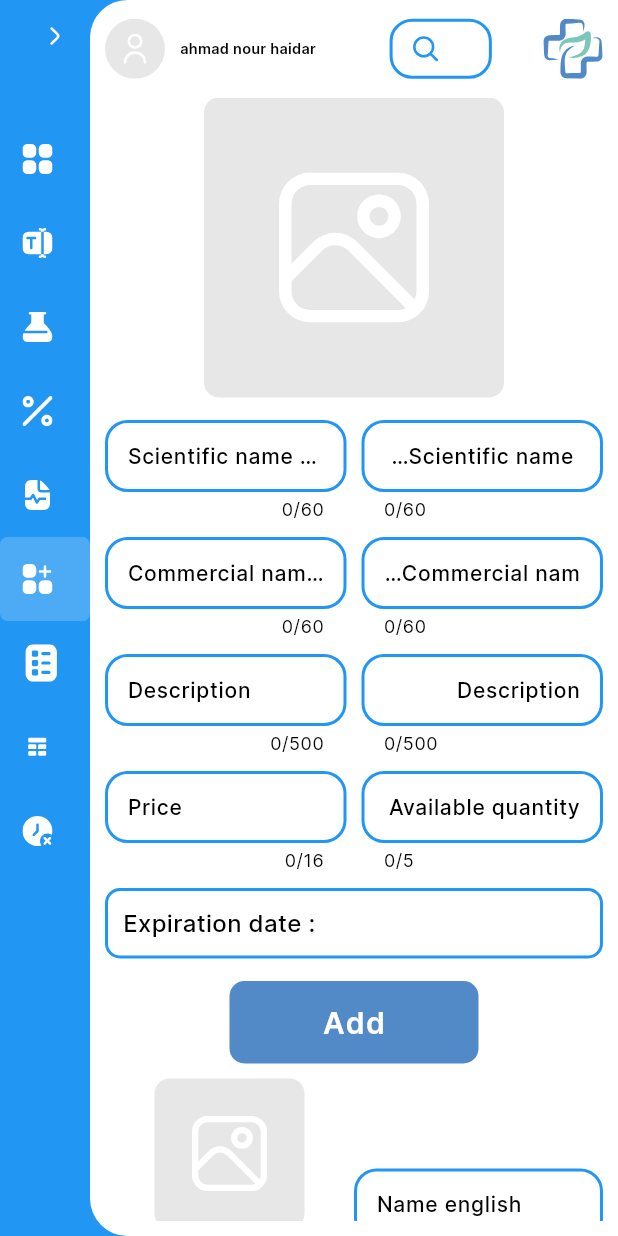
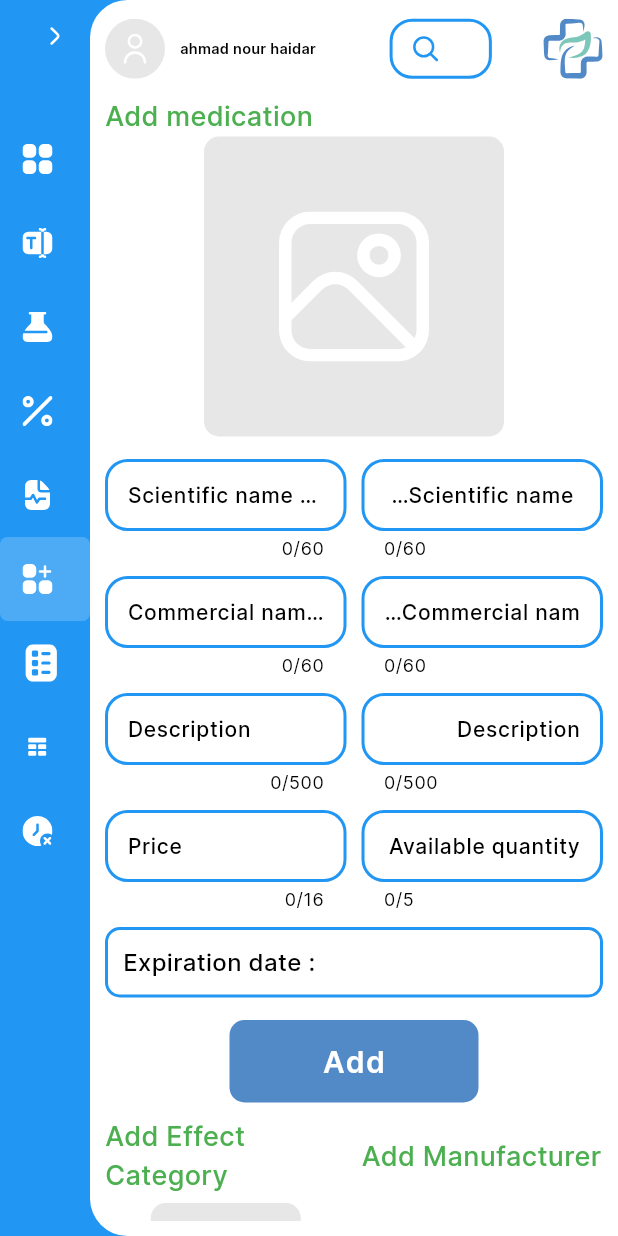
Before and after one commit to Ahmad-Nour-Haidar/pharmageddon-web, a Flutter app: the screen it shows after launch, on a phone screen of 412 x 824 dp. Run offline on Flutter 3.47's test engine with Material 3 defaults, Android fonts, the phone set to English and light mode, and no system bars; drawn by our look-alikes of cached_network_image; our stand-ins replace auto_size_text, awesome_dialog, dartz, dio, flutter_bloc, flutter_otp_text_field and 11 more; accounts and stored records are empty; network calls fail; project files that could hold a hidden picture were left out.

Commit message:
work on add screen

```diff
--- a/lib/core/constant/app_text.dart
+++ b/lib/core/constant/app_text.dart
@@ -161,4 +161,7 @@ class AppText {
       'theExpirationDateFieldMustBeADateAfterToday';
   static const manufacturerNotFound = 'manufacturerNotFound';
   static const effectCategoryNotFound = 'effectCategoryNotFound';
+  static const addMedication = 'addMedication';
+  static const addManufacturer = 'addManufacturer';
+  static const addEffectCategory = 'addEffectCategory';
 }
--- a/lib/core/localization/translation.dart
+++ b/lib/core/localization/translation.dart
@@ -151,8 +151,14 @@ class MyTranslation extends Translations {
               'The expiration date field must be a date after today',
           AppText.manufacturerNotFound: 'Manufacturer not found',
           AppText.effectCategoryNotFound: 'Effect category not found',
+          AppText.addMedication: 'Add medication',
+          AppText.addManufacturer: 'Add Manufacturer',
+          AppText.addEffectCategory: 'Add Effect Category',
         },
         'ar': {
+          AppText.addMedication: 'أضف دواء',
+          AppText.addManufacturer: 'إضافة شركة مصنعة',
+          AppText.addEffectCategory: 'إضافة فئة تأثير',
           AppText.effectCategoryNotFound: 'لم يتم العثور على فئة التأثير',
           AppText.manufacturerNotFound: 'لم يتم العثور على الشركة المصنعة',
           AppText.theExpirationDateFieldMustBeADateAfterToday:
--- a/lib/view/screens/add_screen.dart
+++ b/lib/view/screens/add_screen.dart
@@ -1,5 +1,9 @@
 import 'package:flutter/material.dart';
+import 'package:gap/gap.dart';
+import 'package:get/get.dart';
 import 'package:pharmageddon_web/core/constant/app_padding.dart';
+import 'package:pharmageddon_web/core/constant/app_text.dart';
+import 'package:pharmageddon_web/core/resources/app_text_theme.dart';
 import 'package:pharmageddon_web/view/widgets/effect_category/effect_category_input_form.dart';
 import 'package:pharmageddon_web/view/widgets/manufacturer/manufacturer_input_form.dart';
 import 'package:pharmageddon_web/view/widgets/medication/medication_input_form.dart';
@@ -12,6 +16,7 @@ class AddScreen extends StatelessWidget {
     return ListView(
       padding: AppPadding.zero,
       children: [
+        Text(AppText.addMedication.tr, style: AppTextStyle.f18w500green3),
         MedicationInputForm(
           physics: const NeverScrollableScrollPhysics(),
           onTapButton: (data, file) {},
@@ -20,15 +25,39 @@ class AddScreen extends StatelessWidget {
         Row(
           children: [
             Expanded(
-              child: EffectCategoryInputForm(
-                onTapButton: (data, file) {},
-                isLoading: false,
+              child: Column(
+                crossAxisAlignment: CrossAxisAlignment.start,
+                children: [
+                  Text(
+                    AppText.addEffectCategory.tr,
+                    style: AppTextStyle.f18w500green3,
+                  ),
+                  const Gap(5),
+                  EffectCategoryInputForm(
+                    onTapButton: (data, file) {},
+                    isLoading: false,
+                  ),
+                ],
               ),
             ),
+            const Gap(10),
             Expanded(
-              child: ManufacturerInputForm(
-                onTapButton: (data) {},
-                isLoading: false,
+              child: Column(
+                crossAxisAlignment: CrossAxisAlignment.start,
+                children: [
+                  Text(
+                    AppText.addManufacturer.tr,
+                    style: AppTextStyle.f18w500green3,
+                  ),
+                  const Gap(5),
+                  Padding(
+                    padding: const EdgeInsets.only(top: 100),
+                    child: ManufacturerInputForm(
+                      onTapButton: (data) {},
+                      isLoading: false,
+                    ),
+                  ),
+                ],
               ),
             ),
           ],
--- a/lib/view/widgets/get_image_from_url_and_memory.dart
+++ b/lib/view/widgets/get_image_from_url_and_memory.dart
@@ -12,14 +12,14 @@ class GetImageFromUrlAndMemory extends StatelessWidget {
     super.key,
     required this.url,
     required this.size,
-    required this.onTap,
-    required this.webImage,
     required this.callUrl,
+    this.onTap,
+    this.webImage,
   });
 
   final String url;
   final double size;
-  final void Function() onTap;
+  final void Function()? onTap;
   final Uint8List? webImage;
   final bool callUrl;
 
```
Also changed, not shown: lib/view/screens/medication_details_screen.dart (+6 -20 lines).
